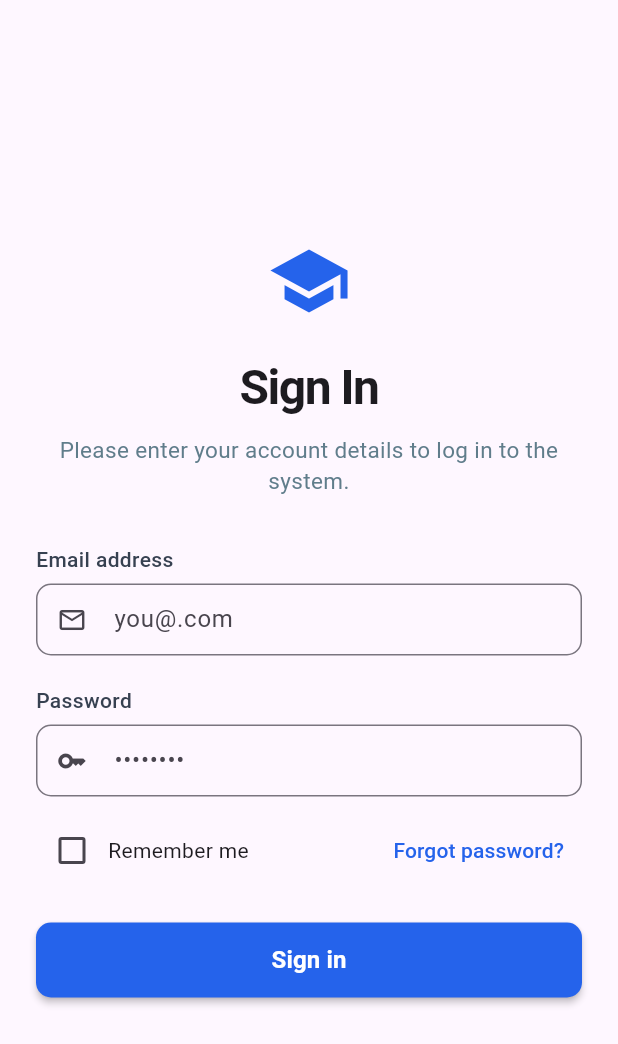
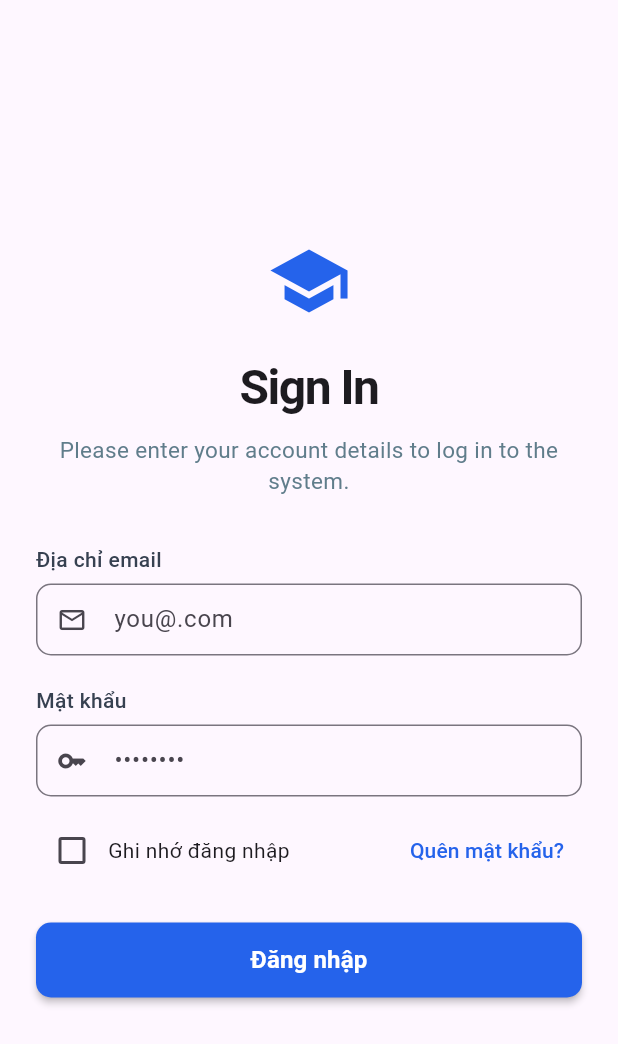
Before and after one commit to ToHoangHiep/SMET, a Flutter app: the screen it shows after launch, on a phone screen of 412 x 824 dp. Shown: the top 1044 px of the screen. Run offline on Flutter 3.47's test engine with Material 3 defaults, Android fonts, the phone set to English and light mode, and no system bars; our stand-ins replace go_router.

Commit message:
text to vietnamese for login

```diff
--- a/lib/page/login/login.dart
+++ b/lib/page/login/login.dart
@@ -53,7 +53,7 @@ class _LoginPageState extends State<LoginPage> {
       mainAxisSize: MainAxisSize.min,
       children: [
         const Text(
-          "Email address",
+          "Địa chỉ email",
           style: TextStyle(
             fontWeight: FontWeight.w500,
             color: Color(0xFF374151),
@@ -74,7 +74,7 @@ class _LoginPageState extends State<LoginPage> {
         ),
         const SizedBox(height: 20),
         const Text(
-          "Password",
+          "Mật khẩu",
           style: TextStyle(
             fontWeight: FontWeight.w500,
             color: Color(0xFF374151),
@@ -102,12 +102,12 @@ class _LoginPageState extends State<LoginPage> {
               activeColor: const Color(0xFF2563EB),
               onChanged: (val) => setState(() => _rememberMe = val!),
             ),
-            const Text("Remember me", style: TextStyle(fontSize: 14)),
+            const Text("Ghi nhớ đăng nhập", style: TextStyle(fontSize: 14)),
             const Spacer(),
             TextButton(
               onPressed: () {},
               child: const Text(
-                "Forgot password?",
+                "Quên mật khẩu?",
                 style: TextStyle(color: Color(0xFF2563EB)),
               ),
             ),
@@ -127,7 +127,7 @@ class _LoginPageState extends State<LoginPage> {
               elevation: 2,
             ),
             child: const Text(
-              "Sign in",
+              "Đăng nhập",
               style: TextStyle(
                 color: Colors.white,
                 fontSize: 16,
```
Also changed, not shown: lib/router/app_router.dart (+4 -4 lines).
